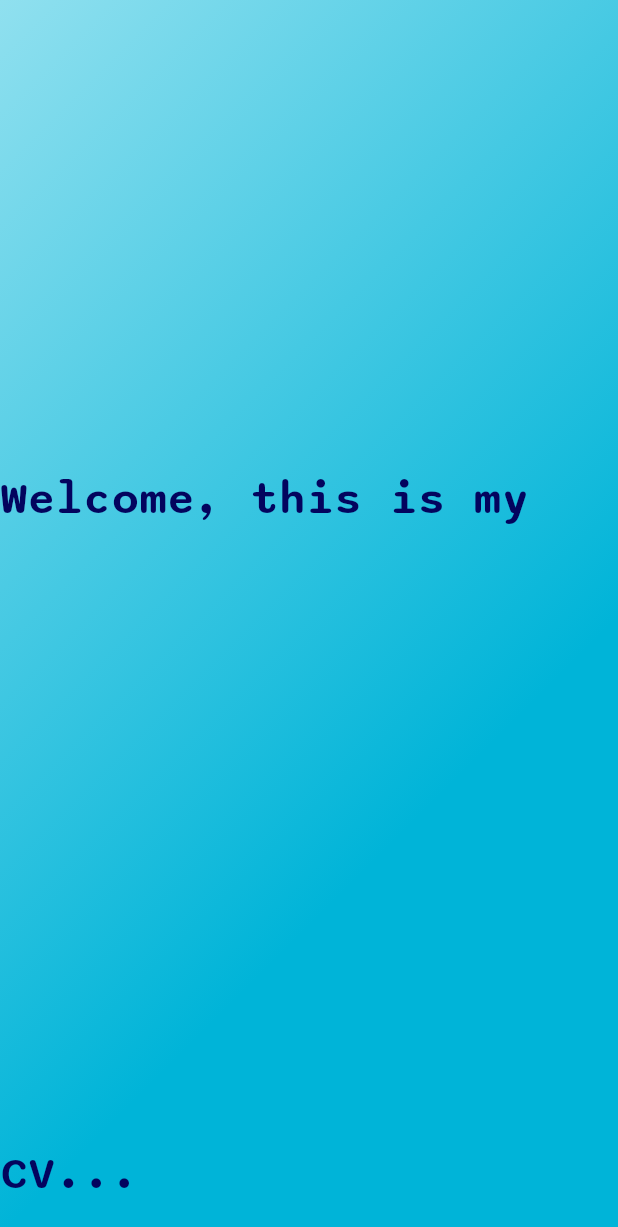
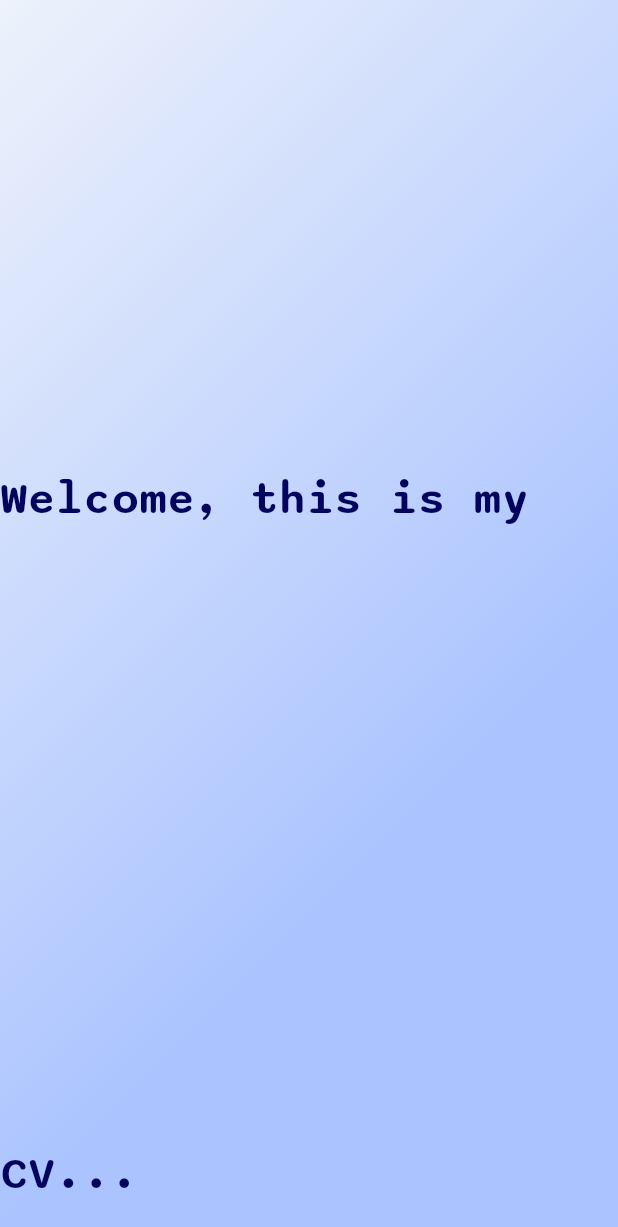
Before and after one commit to Void-0x32/cv-app-repo, a Flutter app: the MainScreen screen opened directly, on a phone screen of 412 x 824 dp. Shown: the top 1227 px of the screen. Run offline on Flutter 3.47's test engine with Material 2 defaults, Android fonts, the phone set to English and light mode, and no system bars.

Commit message:
render update

```diff
--- a/lib/screens/main_screen.dart
+++ b/lib/screens/main_screen.dart
@@ -25,10 +25,11 @@ class MainScreenState extends State<MainScreen> {
   Widget build(BuildContext context) {
     return Scaffold(
       backgroundColor: const Color(0xffcaf0f8),
-      body: GradientBackground(
+      body: SafeArea(
+        child: GradientBackground(
           gradient: const LinearGradient(
               begin: Alignment.topLeft,
-            colors: [Color(0xff90E0EF), Color(0xff00B4D8)]),
+              colors: [Color(0xffEDF2FB), Color(0xffabc4ff)]),
           child: const Center(
             child: Text(
               'Welcome, this is my CV...',
@@ -38,6 +39,7 @@ class MainScreenState extends State<MainScreen> {
                   fontWeight: FontWeight.w600,
                   fontFamily: 'Sono',
                   height: 15),
+            ),
           ),
         ),
       ),
```
Lines whose indentation alone changed are shown as unchanged.
